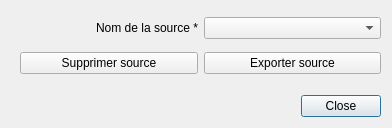
Above: forms/Ui_export_delete_pt_dialog.ui from datagistips/territoires-ville.TempusAccess before the change. Below: the same form after it.
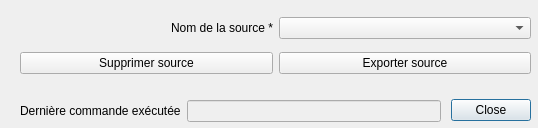
That is the form after the change.

```diff
--- a/forms/Ui_export_delete_pt_dialog.ui
+++ b/forms/Ui_export_delete_pt_dialog.ui
@@ -6,7 +6,7 @@
    <rect>
     <x>0</x>
     <y>0</y>
-    <width>392</width>
+    <width>538</width>
     <height>128</height>
    </rect>
   </property>
@@ -16,10 +16,10 @@
   <widget class="QDialogButtonBox" name="buttonBox">
    <property name="geometry">
     <rect>
-     <x>200</x>
+     <x>350</x>
      <y>90</y>
      <width>181</width>
-     <height>32</height>
+     <height>41</height>
     </rect>
    </property>
    <property name="orientation">
@@ -34,7 +34,7 @@
     <rect>
      <x>20</x>
      <y>10</y>
-     <width>361</width>
+     <width>511</width>
      <height>71</height>
     </rect>
    </property>
@@ -68,6 +68,32 @@
     </item>
    </layout>
   </widget>
+  <widget class="QWidget" name="layoutWidget">
+   <property name="geometry">
+    <rect>
+     <x>20</x>
+     <y>100</y>
+     <width>421</width>
+     <height>22</height>
+    </rect>
+   </property>
+   <layout class="QHBoxLayout" name="horizontalLayout">
+    <item>
+     <widget class="QLabel" name="label_5">
+      <property name="text">
+       <string>Dernière commande exécutée</string>
+      </property>
+     </widget>
+    </item>
+    <item>
+     <widget class="QLineEdit" name="lineEditCommand">
+      <property name="enabled">
+       <bool>false</bool>
+      </property>
+     </widget>
+    </item>
+   </layout>
+  </widget>
  </widget>
  <resources/>
  <connections>
```
